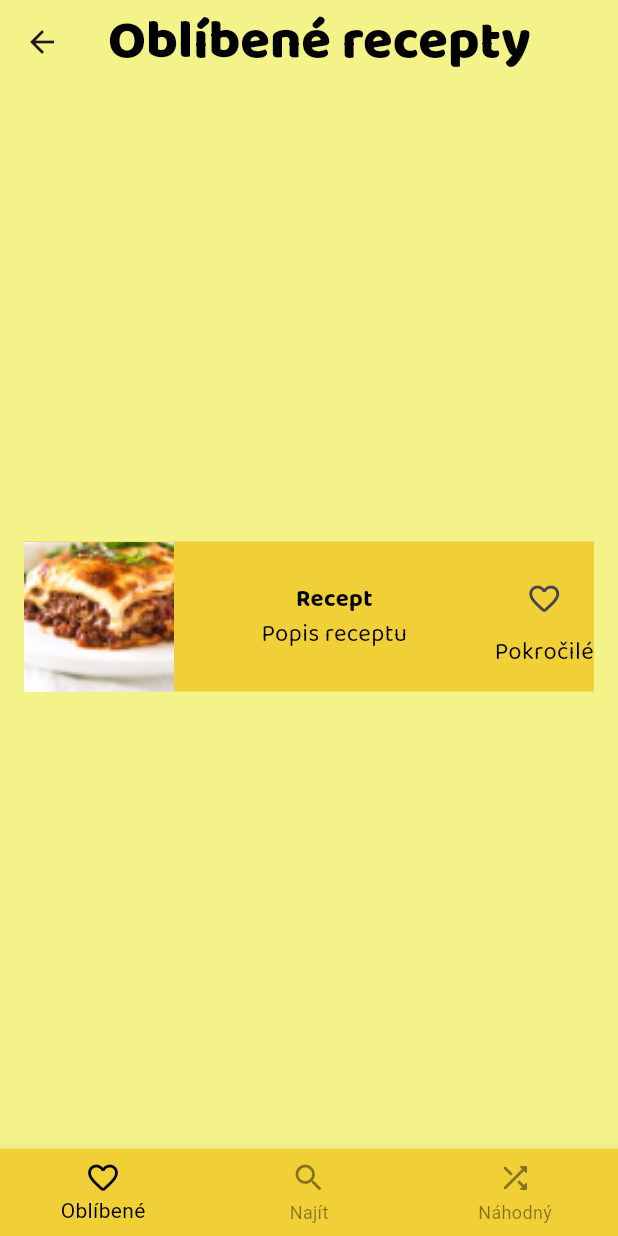
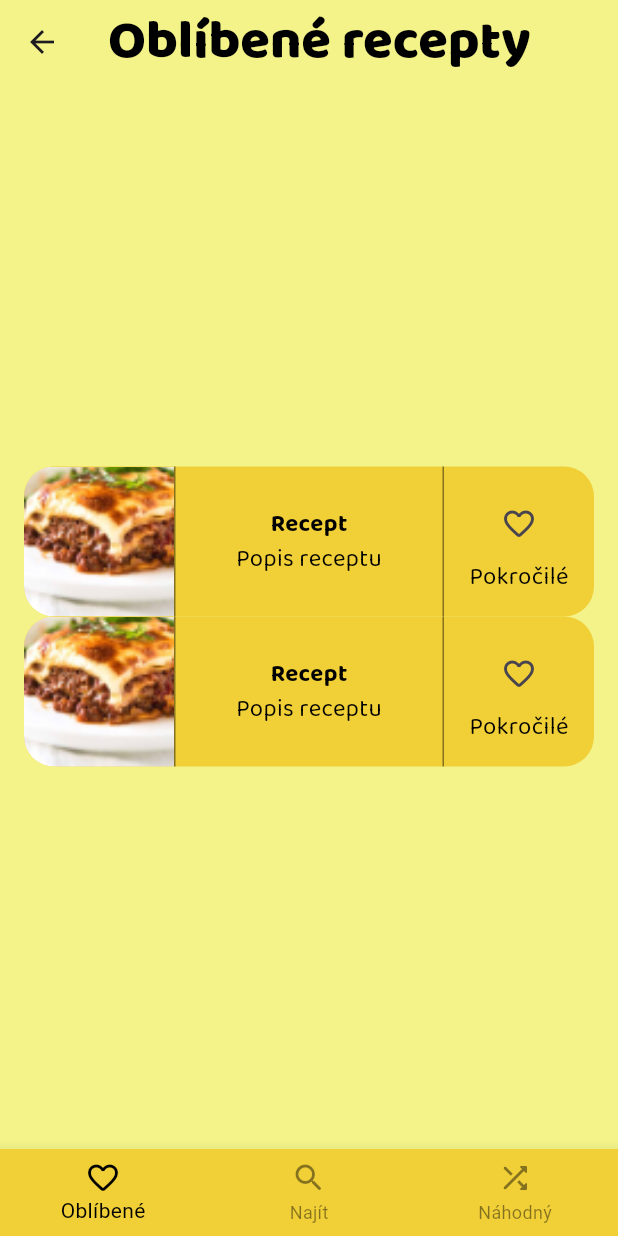
Before and after one commit to Dzejkoubi/receptar, a Flutter app: the LikedRecepiesScreen screen opened by its route, on a phone screen of 412 x 824 dp. Run offline on Flutter 3.47's test engine with Material 3 defaults, Android fonts, the phone set to English and light mode, and no system bars; our stand-ins replace auto_route.

Commit message:
Small recepie UI and add API services

```diff
--- a/lib/screens/liked_recepies_screen/liked_recepies_screen.dart
+++ b/lib/screens/liked_recepies_screen/liked_recepies_screen.dart
@@ -23,8 +23,8 @@ class LikedRecepiesScreen extends StatelessWidget {
           child: Column(
             mainAxisAlignment: MainAxisAlignment.center,
             children: [
+              ShowRecepieLargetab(),
               ShowRecepieSmalltab(),
-              ShowRecepieLargetab(),
             ],
           )),
       bottomNavigationBar: BottomNavBar(currentIndex: 0),
--- a/lib/screens/show_recepie_screens/show_recepie_largetab.dart
+++ b/lib/screens/show_recepie_screens/show_recepie_largetab.dart
@@ -1,13 +1,75 @@
 import 'package:flutter/material.dart';
+import 'package:receptar/app/const/style_constants.dart';
+import 'package:receptar/app/shared/styled/styled_text.dart';
 
-class ShowRecepieLargetab extends StatelessWidget {
+class ShowRecepieLargetab extends StatefulWidget {
   const ShowRecepieLargetab({super.key});
+
+  @override
+  State<ShowRecepieLargetab> createState() => _ShowRecepieLargetabState();
+}
+
+class _ShowRecepieLargetabState extends State<ShowRecepieLargetab> {
+  bool isFavorite = false;
 
   @override
   Widget build(BuildContext context) {
     return Container(
+      decoration: BoxDecoration(
+        color: StyleConstants.primaryColor,
+        borderRadius: StyleConstants.borderRadius,
+      ),
       child: Row(
-        children: [],
+        children: [
+          ClipRRect(
+            borderRadius: BorderRadius.only(
+                topLeft: StyleConstants.borderRadius.topLeft,
+                bottomLeft: StyleConstants.borderRadius.bottomLeft),
+            child: Image.asset(
+              "assets/images/food_images/lasagne.png",
+              height: 100,
+              width: 100,
+              fit: BoxFit.cover,
+            ),
+          ),
+          Container(
+            width: 1,
+            height: 100,
+            color: StyleConstants.secondaryTextColor,
+          ),
+          Expanded(
+              child: Column(
+            children: [
+              const StyledBodyTextImportant(text: "Recept"),
+              const StyledBodyText(text: "Popis receptu"),
+            ],
+          )),
+          Container(
+            width: 1,
+            height: 100,
+            color: StyleConstants.secondaryTextColor,
+          ),
+          SizedBox(
+            width: 100,
+            height: 100,
+            child: Column(
+              mainAxisAlignment: MainAxisAlignment.center,
+              children: [
+                IconButton(
+                  icon: Icon(isFavorite
+                      ? Icons.favorite_rounded
+                      : Icons.favorite_border_rounded),
+                  onPressed: () {
+                    setState(() {
+                      isFavorite = !isFavorite;
+                    });
+                  },
+                ),
+                StyledBodyText(text: "Pokročilé"),
+              ],
+            ),
+          )
+        ],
       ),
     );
   }
--- a/lib/screens/show_recepie_screens/show_recepie_smalltab.dart
+++ b/lib/screens/show_recepie_screens/show_recepie_smalltab.dart
@@ -17,14 +17,25 @@ class _ShowRecepieSmalltabState extends State<ShowRecepieSmalltab> {
     return Container(
       decoration: BoxDecoration(
         color: StyleConstants.primaryColor,
+        borderRadius: StyleConstants.borderRadius,
       ),
       child: Row(
         children: [
-          Image.asset(
+          ClipRRect(
+            borderRadius: BorderRadius.only(
+                topLeft: StyleConstants.borderRadius.topLeft,
+                bottomLeft: StyleConstants.borderRadius.bottomLeft),
+            child: Image.asset(
               "assets/images/food_images/lasagne.png",
               height: 100,
               width: 100,
               fit: BoxFit.cover,
+            ),
+          ),
+          Container(
+            width: 1,
+            height: 100,
+            color: StyleConstants.secondaryTextColor,
           ),
           Expanded(
               child: Column(
@@ -33,11 +44,16 @@ class _ShowRecepieSmalltabState extends State<ShowRecepieSmalltab> {
               const StyledBodyText(text: "Popis receptu"),
             ],
           )),
-          // Divider(
-          //   color: StyleConstants.secondaryTextColor,
-          //   thickness: 2,
-          // ),
-          Column(
+          Container(
+            width: 1,
+            height: 100,
+            color: StyleConstants.secondaryTextColor,
+          ),
+          SizedBox(
+            width: 100,
+            height: 100,
+            child: Column(
+              mainAxisAlignment: MainAxisAlignment.center,
               children: [
                 IconButton(
                   icon: Icon(isFavorite
@@ -51,6 +67,7 @@ class _ShowRecepieSmalltabState extends State<ShowRecepieSmalltab> {
                 ),
                 StyledBodyText(text: "Pokročilé"),
               ],
+            ),
           )
         ],
       ),
--- a/lib/screens/welcome_screen/welcome_screen.dart
+++ b/lib/screens/welcome_screen/welcome_screen.dart
@@ -3,8 +3,6 @@ import 'dart:math';
 import 'package:auto_route/auto_route.dart';
 import 'package:flutter/material.dart';
 import 'package:receptar/app/const/style_constants.dart';
-import 'package:receptar/app/router/router.dart';
-import 'package:receptar/app/shared/styled/styled_text.dart';
 
 @RoutePage()
 class WelcomeScreen extends StatefulWidget {
```
Also changed, not shown: lib/services/api_constants.dart (added, +13 -0 lines), lib/services/api_service.dart (added, +48 -0 lines), flutter_01.png (added), pubspec.lock, 1 other file. Lines whose indentation alone changed are shown as unchanged.
